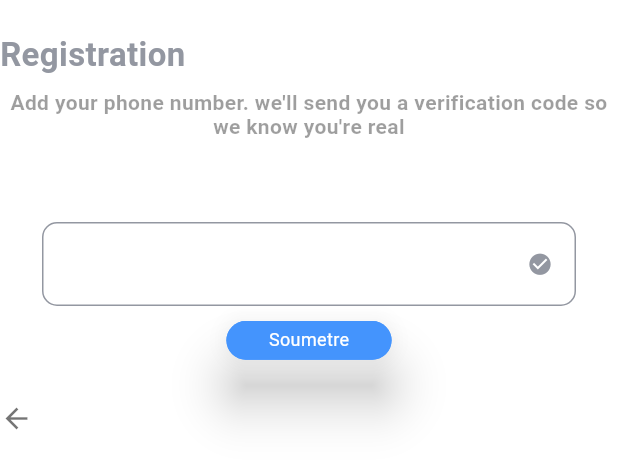
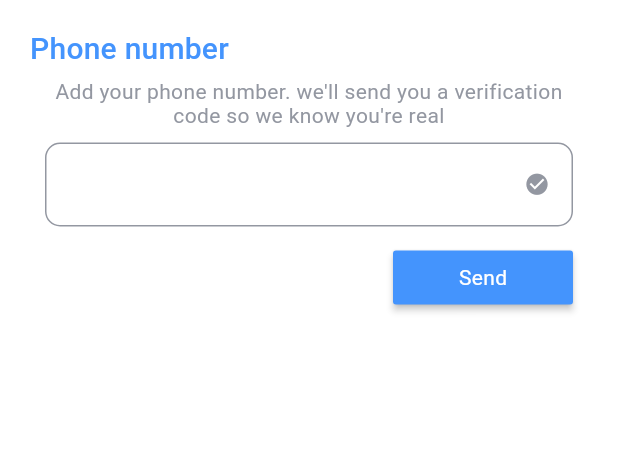
Before and after one commit to chizakasipascal/rago, a Flutter app: the Register widget shown alone on an empty page, opened directly, on a phone screen of 412 x 824 dp. Shown: the top 469 px of the screen. Run offline on Flutter 3.47's test engine with Material 2 defaults, Android fonts, the phone set to English and light mode, and no system bars; our stand-ins replace flutter_svg, google_fonts, lottie.

Commit message:
registration ok

```diff
--- a/lib/src/views/screens/singin/Otp/register.dart
+++ b/lib/src/views/screens/singin/Otp/register.dart
@@ -1,7 +1,7 @@
 import 'package:flutter/material.dart';
 import 'package:ragotheme/ragotheme.dart';
 
-import '../../../widgets/widget.dart';
+import '../../screens.dart';
 
 class Register extends StatefulWidget {
   const Register({Key? key}) : super(key: key);
@@ -13,39 +13,23 @@ class Register extends StatefulWidget {
 class _RegisterState extends State<Register> {
   @override
   Widget build(BuildContext context) {
-    return ListView(
+    return Padding(
+      padding: const EdgeInsets.all(20.0),
+      child: ListView(
         children: [
-        const SizedBox(
-          height: 24,
+          Text(
+            'Phone number',
+            style: themeData.textTheme.headline6!.copyWith(color: kRago),
           ),
-        const Text(
-          'Registration',
-          style: TextStyle(
-            fontSize: 22,
-            fontWeight: FontWeight.bold,
-          ),
-        ),
-        const SizedBox(
-          height: 10,
-        ),
-        const Text(
+          const SizedBox(height: 10),
+          Text(
             "Add your phone number. we'll send you a verification code so we know you're real",
-          style: TextStyle(
-            fontSize: 14,
-            fontWeight: FontWeight.bold,
-            color: Colors.black38,
-          ),
+            style: themeData.textTheme.bodyText2,
             textAlign: TextAlign.center,
           ),
-        const SizedBox(
-          height: 28,
-        ),
-        Container(
-          padding: const EdgeInsets.all(28),
-          decoration: BoxDecoration(
-            color: Colors.white,
-            borderRadius: BorderRadius.circular(12),
-          ),
+          const SizedBox(height: 10),
+          Padding(
+            padding: const EdgeInsets.only(left: 10.0, right: 10.0),
             child: Column(
               children: [
                 TextFormField(
@@ -56,12 +40,13 @@ class _RegisterState extends State<Register> {
                         borderSide: const BorderSide(color: kGreyColor),
                         borderRadius: BorderRadius.circular(10)),
                     focusedBorder: OutlineInputBorder(
-                    borderSide: const BorderSide(color: kGreyColor),
+                      borderSide: const BorderSide(color: kRago),
                       borderRadius: BorderRadius.circular(10),
                     ),
                     prefix: Padding(
                       padding: const EdgeInsets.symmetric(horizontal: 8),
-                    child: Text('(+243)', style: themeData.textTheme.bodyText2),
+                      child:
+                          Text('(+243)', style: themeData.textTheme.bodyText2),
                     ),
                     suffixIcon: const Icon(
                       Icons.check_circle,
@@ -71,31 +56,30 @@ class _RegisterState extends State<Register> {
                   ),
                 ),
                 const SizedBox(height: 10),
-              RagoButtom(
-                descriprion: "Soumetre",
-                onPressed: () {},
-                style: Theme.of(context).elevatedButtonTheme.style!.copyWith(
-                      foregroundColor: MaterialStateProperty.all(kWhiteColor),
-                      overlayColor: MaterialStateProperty.all(
-                        kGreyColor.withOpacity(.5),
+                Align(
+                  alignment: Alignment.centerRight,
+                  child: SizedBox(
+                    width: 120,
+                    child: MaterialButton(
+                      color: kRago,
+                      onPressed: () {
+                        Navigator.of(context).push(
+                          MaterialPageRoute(builder: (context) => const Otp()),
+                        );
+                      },
+                      child: Text(
+                        'Send',
+                        style: themeData.textTheme.bodyText2!
+                            .copyWith(color: kWhiteColor),
                       ),
-                    ),
-              )
-            ],
-          ),
-        ),
-        Align(
-          alignment: Alignment.bottomLeft,
-          child: GestureDetector(
-            onTap: () => Navigator.pop(context),
-            child: const Icon(
-              Icons.arrow_back,
-              size: 22,
-              color: Colors.black54,
                     ),
                   ),
                 ),
               ],
+            ),
+          ),
+        ],
+      ),
     );
   }
 }
--- a/lib/src/views/widgets/bottom/ragobuttom.dart
+++ b/lib/src/views/widgets/bottom/ragobuttom.dart
@@ -2,6 +2,7 @@ import 'package:flutter/material.dart';
 import 'package:ragotheme/ragotheme.dart';
 
 class RagoButtom extends StatelessWidget {
+  final double width, height;
   final String descriprion;
   final ButtonStyle? style;
   final Color colortextStyle;
@@ -12,13 +13,15 @@ class RagoButtom extends StatelessWidget {
     this.style,
     required this.onPressed,
     this.colortextStyle = kWhiteColor,
+    this.width = 110.11,
+    this.height = 25.81,
   }) : super(key: key);
 
   @override
   Widget build(BuildContext context) {
     return SizedBox(
-      width: 110.11,
-      height: 25.81,
+      width: width,
+      height: height,
       child: ElevatedButton(
         style: style,
         onPressed: onPressed,
```
Lines whose indentation alone changed are shown as unchanged.
